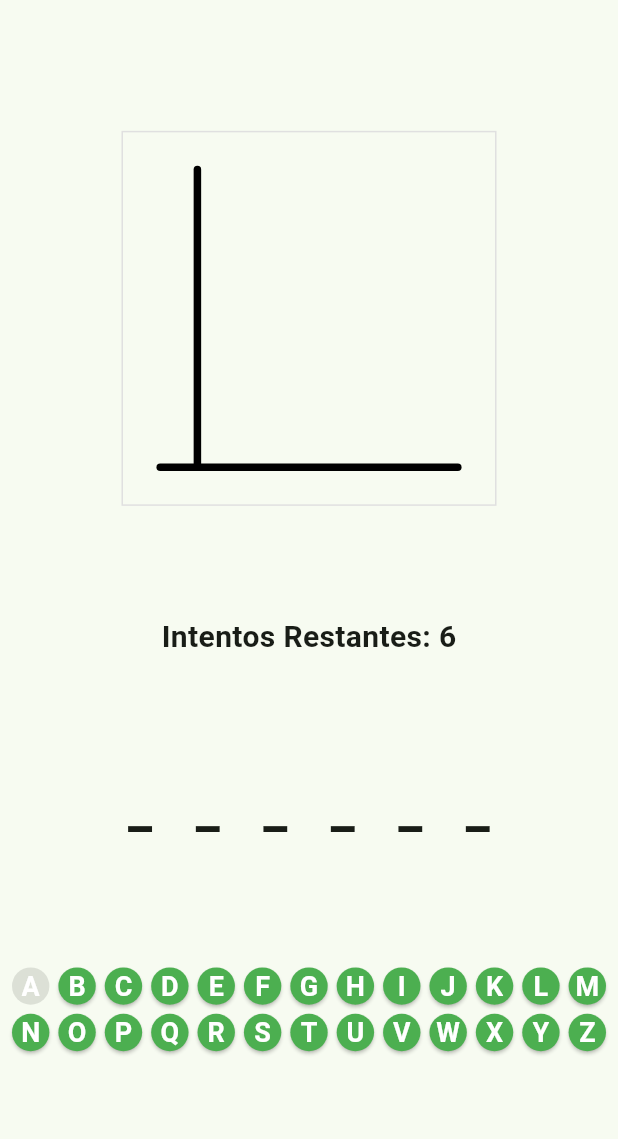
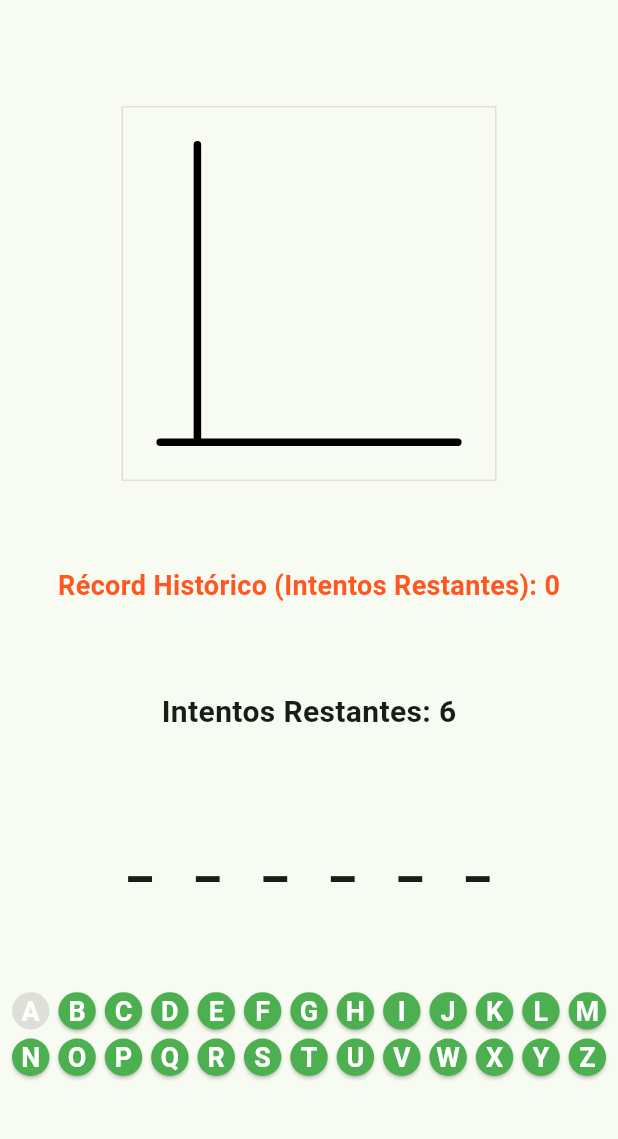
Before and after one commit to SARCOVXD/AhorcadoSistemasDeInfo2, a Flutter app: the screen it shows after launch, after a tap on an icon or button, on a phone screen of 412 x 824 dp, the part 63-1202 px from its top. Run offline on Flutter 3.47's test engine with Material 3 defaults, Android fonts, the phone set to English and light mode, and no system bars; our stand-ins replace shared_preferences.

Commit message:
Record Historico

```diff
--- a/lib/screen/interfaz_de_juego.dart
+++ b/lib/screen/interfaz_de_juego.dart
@@ -1,5 +1,6 @@
 import 'package:a/models/ahorcado.dart';
 import 'package:flutter/material.dart';
+import 'package:shared_preferences/shared_preferences.dart';
 class DibujoAhorcado extends CustomPainter {
   final int intentosIncorrectos; // El número de errores que el juego pasa a este dibujante
 
@@ -7,7 +8,7 @@ class DibujoAhorcado extends CustomPainter {
 
   @override
   void paint(Canvas canvas, Size size) {
-    // Definimos el "lápiz" o "pincel" para dibujar
+
     var paint = Paint()
       ..color = Colors.black
       ..strokeWidth = 5.0
@@ -29,7 +30,7 @@ class DibujoAhorcado extends CustomPainter {
       canvas.drawLine(Offset(size.width * 0.2, size.height * 0.1), Offset(size.width * 0.7, size.height * 0.1), paint);
     }
 
-    // Cuerda/soporte
+    // Cuerda
     if (intentosIncorrectos >= 3) {
       canvas.drawLine(Offset(size.width * 0.7, size.height * 0.1), Offset(size.width * 0.7, size.height * 0.2), paint);
     }
@@ -56,9 +57,8 @@ class DibujoAhorcado extends CustomPainter {
       canvas.drawLine(Offset(size.width * 0.7, size.height * 0.4), Offset(size.width * 0.8, size.height * 0.55), paint);
     }
 
-    // 8. Piernas (Dos líneas, esto significa que necesitamos más de 7 intentos,
-    // pero como solo tienes 7 intentos máximos, haremos que las dos piernas aparezcan
-    // en el último intento para mantener la proporción de 7 errores/8 partes).
+    // 8. Piernas
+
     if (intentosIncorrectos >= 7) {
       canvas.drawLine(Offset(size.width * 0.7, size.height * 0.65), Offset(size.width * 0.6, size.height * 0.8), paint);
       canvas.drawLine(Offset(size.width * 0.7, size.height * 0.65), Offset(size.width * 0.8, size.height * 0.8), paint);
@@ -82,15 +82,76 @@ class PantallaAhorcado extends StatefulWidget {
 class _EstadoPantallaAhorcado extends State<PantallaAhorcado> {
   final Ahorcado juego = Ahorcado();
 
+  int recordHistorico = 0;
+
   @override
   void initState() {
     super.initState();
-    juego.iniciarJuego(); // Inicia el juego al cargar la pantalla
+    juego.iniciarJuego();
+    cargarRecord(); //
+  }
+
+  // Función para cargar el récord guardado
+  void cargarRecord() async {
+    final prefs = await SharedPreferences.getInstance();
+    setState(() {
+
+      recordHistorico = prefs.getInt('record_ahorcado') ?? 0;
+    });
+  }
+
+  void guardarRecord(int puntajeActual) async {
+
+    if (puntajeActual > recordHistorico) {
+      final prefs = await SharedPreferences.getInstance();
+
+
+      await prefs.setInt('record_ahorcado', puntajeActual);
+
+
+      setState(() {
+        recordHistorico = puntajeActual;
+      });
+    }
+  }
+
+  void mostrarResultado(bool gano) {
+    String mensajeRecord = '';
+
+    if (gano) {
+      int puntajeActual = juego.intentosRestantes;
+
+
+      guardarRecord(puntajeActual);
+
+
+      if (puntajeActual == recordHistorico && recordHistorico > 0) {
+        mensajeRecord = '\n¡NUEVO RÉCORD: $puntajeActual intentos restantes!';
+      }
+    }
+
+    showDialog(
+      context: context,
+      barrierDismissible: false,
+      builder: (context) => AlertDialog(
+        title: Text(gano ? 'Que crack eres sigue asi' : 'Mejora tu vocabulario mi pana 😔'),
+        content: Text(
+            (gano ? '¡Felicidades, VAMOSS!' : 'La palabra era: ${juego.palabraCompleta}') + mensajeRecord),
+        actions: [
+          TextButton(
+            onPressed: () {
+              Navigator.of(context).pop();
+              _reiniciarJuego();
+            },
+            child: const Text('Jugar de Nuevo'),
+          ),
+        ],
+      ),
+    );
   }
 
 
-  // Manejador del evento de pulsar una letra
-  void _manejarIntento(String letra) {
+  void manejarIntento(String letra) {
     // Si el juego ha terminado, no hacer nada
     if (juego.haGanado || juego.haPerdido) return;
 
@@ -105,9 +166,9 @@ class _EstadoPantallaAhorcado extends State<PantallaAhorcado> {
 
       // Muestra un diálogo si el juego ha terminado después del intento
       if (juego.haGanado) {
-        _mostrarDialogoResultado(true);
+        mostrarResultado(true);
       } else if (juego.haPerdido) {
-        _mostrarDialogoResultado(false);
+        mostrarResultado(false);
       }
     }
   }
@@ -119,27 +180,7 @@ class _EstadoPantallaAhorcado extends State<PantallaAhorcado> {
     });
   }
 
-  // Muestra un diálogo de ganar o perder
-  void _mostrarDialogoResultado(bool gano) {
-    showDialog(
-      context: context,
-      barrierDismissible: false, // El usuario debe pulsar un botón para salir
-      builder: (context) => AlertDialog(
-        title: Text(gano ? 'Que crack eres sigue asi' : 'Mejora tu vocabulario mi pana 😔'),
-        content: Text(
-            gano ? '¡Felicidades, VAMOSS!' : 'La palabra era: ${juego.palabraCompleta}'),
-        actions: [
-          TextButton(
-            onPressed: () {
-              Navigator.of(context).pop();
-              _reiniciarJuego();
-            },
-            child: const Text('Jugar de Nuevo'),
-          ),
-        ],
-      ),
-    );
-  }
+
 
   // PALABRAS DEL AHORCADO
   Widget letrasAhorcado() {
@@ -159,8 +200,20 @@ class _EstadoPantallaAhorcado extends State<PantallaAhorcado> {
         child: Column(
           mainAxisAlignment: MainAxisAlignment.spaceEvenly,
           children: <Widget>[
-            // 1. Contador de Intentos y Dibujo
+            // 1. DIBUJO Y RECORD
             dibujarAhorcado(),
+
+            // Nuevo Widget para el Récord Histórico
+            Text(
+              'Récord Histórico (Intentos Restantes): $recordHistorico', //
+              style: const TextStyle(
+                  fontSize: 18,
+                  fontWeight: FontWeight.bold,
+                  color: Colors.deepOrange // Un color llamativo para el récord
+              ),
+            ),
+
+            // Texto de la Partida Actual
             Text(
               'Intentos Restantes: ${juego.intentosRestantes}',
               style: const TextStyle(fontSize: 20, fontWeight: FontWeight.w600),
@@ -199,7 +252,7 @@ class _EstadoPantallaAhorcado extends State<PantallaAhorcado> {
                   }
 
                   return ElevatedButton(
-                    onPressed: (fueIntentada || juegoTerminado) ? null : () => _manejarIntento(letra),
+                    onPressed: (fueIntentada || juegoTerminado) ? null : () => manejarIntento(letra),
                     style: ElevatedButton.styleFrom(
                       backgroundColor: colorBoton,
                       padding: EdgeInsets.zero,
```
